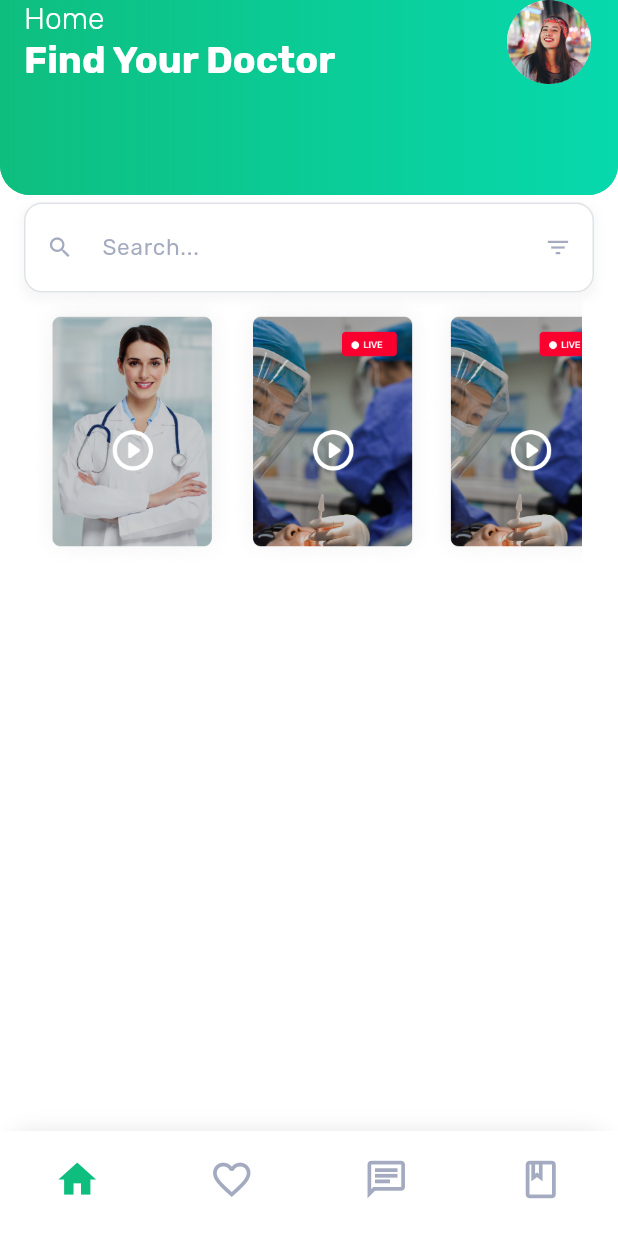
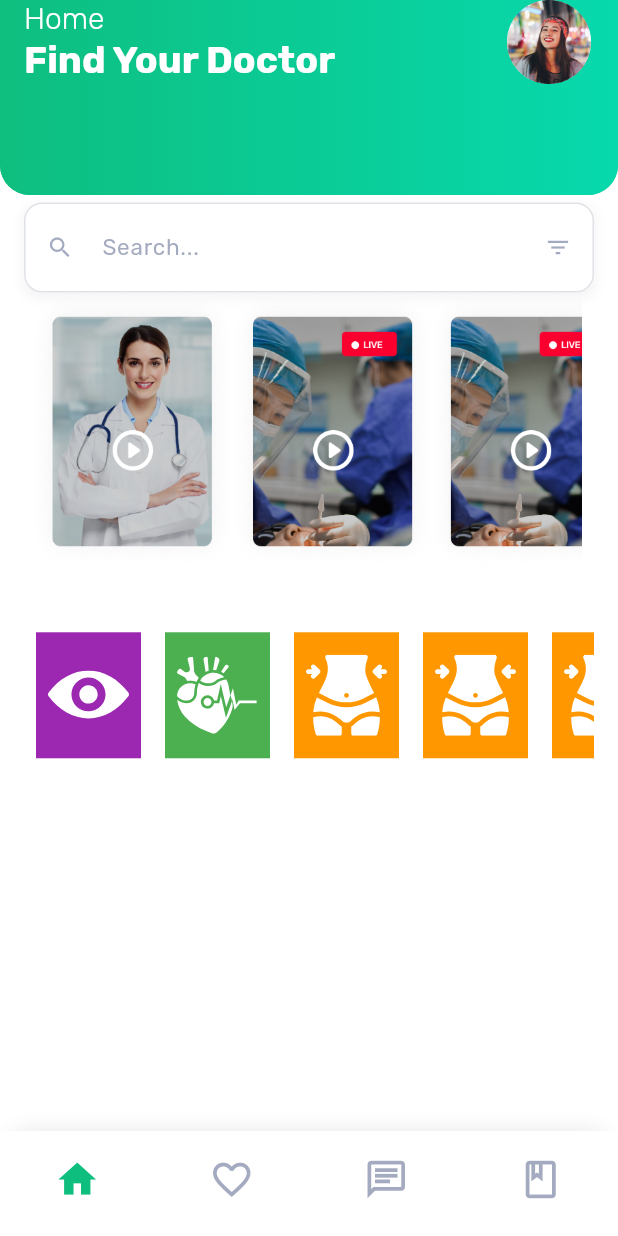
Before and after one commit to MedoAlshafei/doctor_hunt, a Flutter app: the HomeView screen opened by its route, on a phone screen of 412 x 824 dp. Run offline on Flutter 3.47's test engine with Material 3 defaults, Android fonts, the phone set to English and light mode, and no system bars; our stand-ins replace flutter_svg, go_router, google_fonts.

Commit message:
fix: category

```diff
--- a/lib/features/home_view/presentation/home_view.dart
+++ b/lib/features/home_view/presentation/home_view.dart
@@ -1,9 +1,8 @@
-import 'package:doctor_hunt/core/constants/app_colors.dart';
-import 'package:doctor_hunt/core/routes/app_router.dart';
+import 'package:doctor_hunt/features/home_view/presentation/widgets/builder_bottom_nev_bar.dart';
+import 'package:doctor_hunt/features/home_view/presentation/widgets/category_builder.dart';
 import 'package:doctor_hunt/features/home_view/presentation/widgets/custom_app_bar.dart';
 import 'package:doctor_hunt/features/live_stream_view/presentation/live_stream_builder.dart';
 import 'package:flutter/material.dart';
-import 'package:go_router/go_router.dart';
 
 class HomeView extends StatefulWidget {
   const HomeView({super.key});
@@ -13,8 +12,6 @@ class HomeView extends StatefulWidget {
 }
 
 class _HomeViewState extends State<HomeView> {
-  int _selectedIndex = 0;
-
   @override
   Widget build(BuildContext context) {
     return Scaffold(
@@ -24,89 +21,26 @@ class _HomeViewState extends State<HomeView> {
         slivers: [
           const CustomAppBar(),
           SliverToBoxAdapter(child: LiveStreamBuilder()),
-        ],
-      ),
-      bottomNavigationBar: _builderBottomNavBar(context),
-    );
-  }
-
-  Widget _builderBottomNavBar(BuildContext context) {
-    return Container(
-      width: double.infinity,
-      height: 70,
-      decoration: BoxDecoration(
-        color: Colors.white,
-        borderRadius: const BorderRadius.only(
-          topLeft: Radius.circular(24),
-          topRight: Radius.circular(24),
-        ),
-        boxShadow: [
-          BoxShadow(
-            color: Colors.grey.withOpacity(0.2),
-            spreadRadius: 0,
-            blurRadius: 10,
-            offset: const Offset(0, -2),
+          CategoryBuilder(),
+          SliverToBoxAdapter(
+            child: Container(
+              margin: const EdgeInsets.symmetric(horizontal: 16, vertical: 24),
+              padding: const EdgeInsets.all(8),
+              child: Column(
+                crossAxisAlignment: CrossAxisAlignment.start,
+                mainAxisAlignment: MainAxisAlignment.start,
+                children: [
+                  Row(
+                    mainAxisAlignment: MainAxisAlignment.spaceBetween,
+                    children: [Text("")],
+                  ),
+                ],
+              ),
+            ),
           ),
         ],
       ),
-      child: BottomNavigationBar(
-        type: BottomNavigationBarType.fixed,
-        backgroundColor: Colors.white,
-        selectedItemColor: AppColors.primary,
-        unselectedItemColor: AppColors.grey,
-        showSelectedLabels: false,
-        showUnselectedLabels: false,
-        iconSize: 30,
-        elevation: 0,
-        currentIndex: _selectedIndex,
-        items: [
-          BottomNavigationBarItem(
-            icon: Container(
-              decoration: BoxDecoration(
-                shape: BoxShape.circle,
-                color: AppColors.primary,
-              ),
-              child: Icon(Icons.home_outlined),
-            ),
-            activeIcon: Icon(Icons.home),
-            label: '',
-          ),
-          BottomNavigationBarItem(
-            icon: Icon(Icons.favorite_outline),
-            activeIcon: Icon(Icons.favorite),
-            label: '',
-          ),
-          BottomNavigationBarItem(
-            icon: Icon(Icons.chat_outlined),
-            activeIcon: Icon(Icons.chat),
-            label: '',
-          ),
-          BottomNavigationBarItem(
-            icon: Icon(Icons.book_outlined),
-            activeIcon: Icon(Icons.book),
-            label: '',
-          ),
-        ],
-        onTap: (index) {
-          setState(() {
-            _selectedIndex = index;
-          });
-          switch (index) {
-            case 0:
-              GoRouter.of(context).go(AppRouter.kHomeView);
-              break;
-            case 1:
-              GoRouter.of(context).go(AppRouter.kfavoriteScreen);
-              break;
-            case 2:
-              GoRouter.of(context).go(AppRouter.kchatScreen);
-              break;
-            case 3:
-              GoRouter.of(context).go(AppRouter.kbookScreen);
-              break;
-          }
-        },
-      ),
+      bottomNavigationBar: BuilderBottomNevBar(),
     );
   }
 }
--- /dev/null
+++ b/lib/features/home_view/presentation/widgets/builder_bottom_nev_bar.dart
@@ -0,0 +1,96 @@
+import 'package:doctor_hunt/core/constants/app_colors.dart';
+import 'package:doctor_hunt/core/routes/app_router.dart';
+import 'package:flutter/material.dart';
+import 'package:go_router/go_router.dart';
+
+class BuilderBottomNevBar extends StatefulWidget {
+  const BuilderBottomNevBar({super.key});
+
+  @override
+  State<BuilderBottomNevBar> createState() => _BuilderBottomNevBarState();
+}
+
+class _BuilderBottomNevBarState extends State<BuilderBottomNevBar> {
+  int _selectedIndex = 0;
+
+  @override
+  Widget build(BuildContext context) {
+    return Container(
+      width: double.infinity,
+      height: 70,
+      decoration: BoxDecoration(
+        color: Colors.white,
+        borderRadius: const BorderRadius.only(
+          topLeft: Radius.circular(24),
+          topRight: Radius.circular(24),
+        ),
+        boxShadow: [
+          BoxShadow(
+            color: Colors.grey.withOpacity(0.2),
+            spreadRadius: 0,
+            blurRadius: 10,
+            offset: const Offset(0, -2),
+          ),
+        ],
+      ),
+      child: BottomNavigationBar(
+        type: BottomNavigationBarType.fixed,
+        backgroundColor: Colors.white,
+        selectedItemColor: AppColors.primary,
+        unselectedItemColor: AppColors.grey,
+        showSelectedLabels: false,
+        showUnselectedLabels: false,
+        iconSize: 30,
+        elevation: 0,
+        currentIndex: _selectedIndex,
+        items: [
+          BottomNavigationBarItem(
+            icon: Container(
+              decoration: BoxDecoration(
+                shape: BoxShape.circle,
+                color: AppColors.primary,
+              ),
+              child: Icon(Icons.home_outlined),
+            ),
+            activeIcon: Icon(Icons.home),
+            label: '',
+          ),
+          BottomNavigationBarItem(
+            icon: Icon(Icons.favorite_outline),
+            activeIcon: Icon(Icons.favorite),
+            label: '',
+          ),
+          BottomNavigationBarItem(
+            icon: Icon(Icons.chat_outlined),
+            activeIcon: Icon(Icons.chat),
+            label: '',
+          ),
+          BottomNavigationBarItem(
+            icon: Icon(Icons.book_outlined),
+            activeIcon: Icon(Icons.book),
+            label: '',
+          ),
+        ],
+        onTap: (index) {
+          setState(() {
+            _selectedIndex = index;
+          });
+          switch (index) {
+            case 0:
+              GoRouter.of(context).go(AppRouter.kHomeView);
+              break;
+            case 1:
+              GoRouter.of(context).go(AppRouter.kfavoriteScreen);
+              break;
+            case 2:
+              GoRouter.of(context).go(AppRouter.kchatScreen);
+              break;
+            case 3:
+              GoRouter.of(context).go(AppRouter.kbookScreen);
+              break;
+          }
+        },
+      ),
+    );
+  }
+}
--- /dev/null
+++ b/lib/features/home_view/presentation/widgets/category_builder_widget.dart
@@ -0,0 +1,25 @@
+import 'package:flutter/material.dart';
+import 'package:flutter_svg/svg.dart';
+
+class CategoryBuilderWidget extends StatelessWidget {
+  const CategoryBuilderWidget({
+    super.key,
+    required this.icon,
+    required this.color,
+  });
+
+  final String icon;
+  final Color color;
+
+  @override
+  Widget build(BuildContext context) {
+    return Container(
+      margin: const EdgeInsets.all(8),
+      padding: const EdgeInsets.all(8),
+      color: color,
+      height: 70,
+      width: 70,
+      child: SvgPicture.asset(icon, height: 33, width: 33),
+    );
+  }
+}
--- a/lib/features/live_stream_view/presentation/live_stream_builder.dart
+++ b/lib/features/live_stream_view/presentation/live_stream_builder.dart
@@ -1,4 +1,3 @@
-import 'package:doctor_hunt/core/constants/app_image.dart';
 import 'package:doctor_hunt/core/constants/app_text.dart';
 import 'package:doctor_hunt/features/live_stream_view/model/live_stream_model.dart';
 import 'package:flutter/material.dart';
--- a/pubspec.yaml
+++ b/pubspec.yaml
@@ -12,8 +12,9 @@ dependencies:
   cupertino_icons: ^1.0.8
   flutter:
     sdk: flutter
+  flutter_svg: ^2.2.1
+  go_router: ^14.6.2
   google_fonts: ^6.3.2
-  go_router: ^14.6.2
 
 dev_dependencies:
   flutter_lints: ^5.0.0
@@ -25,6 +26,7 @@ flutter:
 
   assets:
     - assets/
+    - assets/app_icons/
     - assets/streaming/
     - assets/aouth_icon/
     - assets/live_doctors/
```
Also changed, not shown: lib/core/constants/app_icons.dart (added, +7 -0 lines), lib/features/home_view/model/category_builder_model.dart (added, +17 -0 lines), lib/features/home_view/presentation/widgets/category_builder.dart (added, +32 -0 lines), assets/app_icons/body.svg (added), assets/app_icons/eye.svg (added), assets/app_icons/heart.svg (added), assets/app_icons/touth.svg (added), pubspec.lock.
